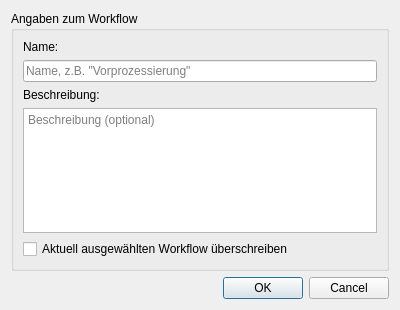
Before: the Qt Designer form gui_components/ui_templates/provider_scripts_save_dialog.ui in Deutsche-Digitale-Bibliothek/ddblabs-datapreparationtool, drawn with Qt 5.
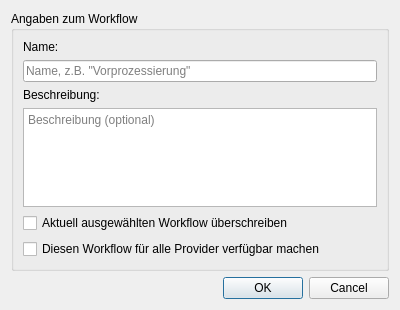
After: the same form once the commit is applied.

```diff
--- a/gui_components/ui_templates/provider_scripts_save_dialog.ui
+++ b/gui_components/ui_templates/provider_scripts_save_dialog.ui
@@ -71,6 +71,20 @@
         </property>
        </widget>
       </item>
+      <item row="3" column="0">
+       <widget class="QPlainTextEdit" name="plainTextEdit_providerscript_set_description">
+        <property name="placeholderText">
+         <string>Beschreibung (optional)</string>
+        </property>
+       </widget>
+      </item>
+      <item row="5" column="0">
+       <widget class="QCheckBox" name="checkBox_providerscript_set_is_global">
+        <property name="text">
+         <string>Diesen Workflow für alle Provider verfügbar machen</string>
+        </property>
+       </widget>
+      </item>
      </layout>
     </widget>
    </item>
```
Left out of the diff: 7 changed lines with no effect on the pictures.
